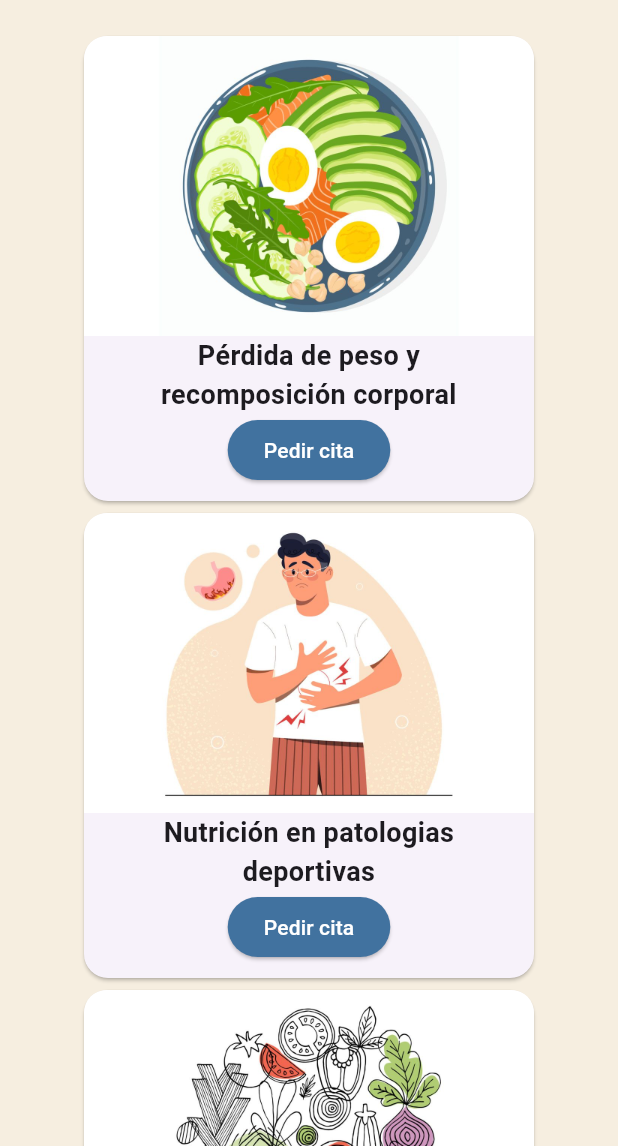
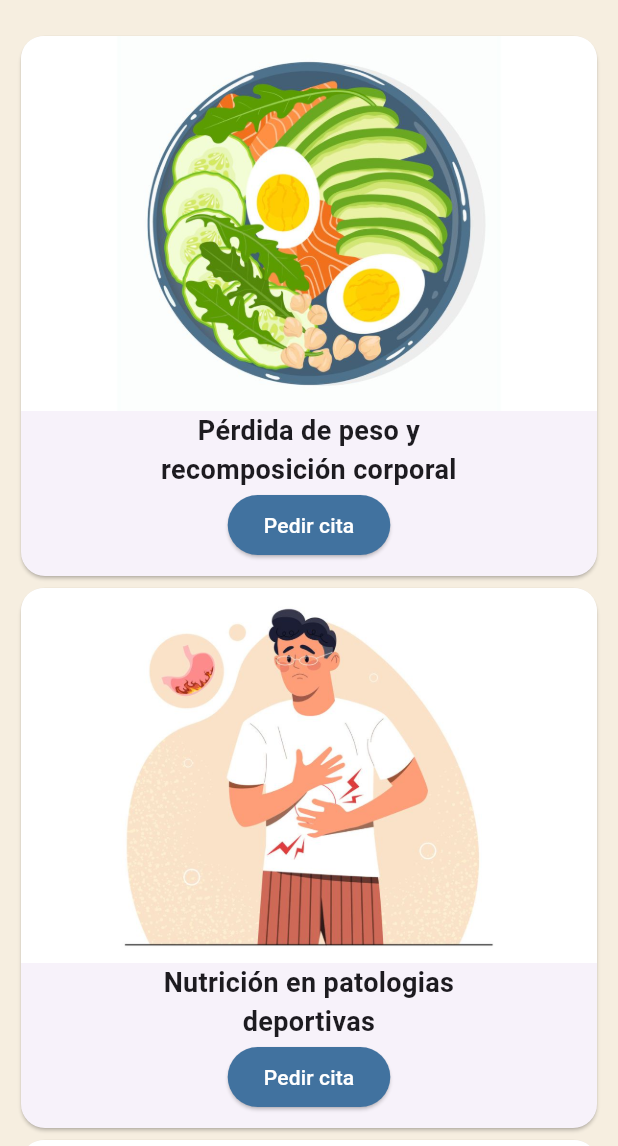
Before and after one commit to MarioGangosoRibera/flutter_proyecto, a Flutter app: the PantallaServiciosContent screen opened directly, on a phone screen of 412 x 824 dp, the part 90-1236 px from its top. Run offline on Flutter 3.47's test engine with Material 3 defaults, Android fonts, the light colour scheme and no system bars; our stand-ins replace sqflite, sqflite_common_ffi, table_calendar; accounts and stored records are empty.

```diff
--- a/lib/Colores.dart
+++ b/lib/Colores.dart
@@ -4,3 +4,4 @@ final Color colorFondo = Color.fromRGBO(246, 238, 224, 1);
 final Color colorBoton = Color.fromRGBO(65, 114, 159, 1);
 final Color colorLetraB = Colors.white;
 final Color colorRojo = Colors.red;
+final Color colorGris = Colors.grey;
--- a/lib/PantallaCitas.dart
+++ b/lib/PantallaCitas.dart
@@ -79,7 +79,7 @@ class _PantallaPedirCitaState extends State<PantallaCitas> {
           fecha: _selectedDay.toIso8601String(),
           hora: hour,
           idServicio: idServicio,
-          nombreServicio: '',
+          nombreServicio: _selectedService,
           idUsuario: 1,
         );
 
--- a/lib/PantallaServicios.dart
+++ b/lib/PantallaServicios.dart
@@ -92,8 +92,8 @@ class PantallaServiciosContent extends StatelessWidget {
                     mainAxisSize: MainAxisSize.min,
                     children: [
                       Container(
-                        height: 200,
-                        width: 300,
+                        height: 250,
+                        width: 450,
                         decoration: BoxDecoration(
                           borderRadius:
                               BorderRadius.vertical(top: Radius.circular(15)),
@@ -145,8 +145,8 @@ class PantallaServiciosContent extends StatelessWidget {
                     mainAxisSize: MainAxisSize.min,
                     children: [
                       Container(
-                        height: 200,
-                        width: 300,
+                        height: 250,
+                        width: 450,
                         decoration: BoxDecoration(
                           borderRadius:
                               BorderRadius.vertical(top: Radius.circular(15)),
@@ -197,8 +197,8 @@ class PantallaServiciosContent extends StatelessWidget {
                     mainAxisSize: MainAxisSize.min,
                     children: [
                       Container(
-                        height: 200,
-                        width: 300,
+                        height: 250,
+                        width: 450,
                         decoration: BoxDecoration(
                           borderRadius:
                               BorderRadius.vertical(top: Radius.circular(15)),
@@ -250,8 +250,8 @@ class PantallaServiciosContent extends StatelessWidget {
                     mainAxisSize: MainAxisSize.min,
                     children: [
                       Container(
-                        height: 200,
-                        width: 300,
+                        height: 250,
+                        width: 450,
                         decoration: BoxDecoration(
                           borderRadius:
                               BorderRadius.vertical(top: Radius.circular(15)),
@@ -302,8 +302,8 @@ class PantallaServiciosContent extends StatelessWidget {
                     mainAxisSize: MainAxisSize.min,
                     children: [
                       Container(
-                        height: 200,
-                        width: 300,
+                        height: 250,
+                        width: 450,
                         decoration: BoxDecoration(
                           borderRadius:
                               BorderRadius.vertical(top: Radius.circular(15)),
@@ -355,8 +355,8 @@ class PantallaServiciosContent extends StatelessWidget {
                     mainAxisSize: MainAxisSize.min,
                     children: [
                       Container(
-                        height: 200,
-                        width: 300,
+                        height: 250,
+                        width: 450,
                         decoration: BoxDecoration(
                           borderRadius:
                               BorderRadius.vertical(top: Radius.circular(15)),
--- a/lib/main.dart
+++ b/lib/main.dart
@@ -2,7 +2,6 @@ import 'package:Proyecto_segundaEv/Colores.dart';
 import 'package:Proyecto_segundaEv/PantallaPrincipal.dart';
 import 'package:flutter/material.dart';
 import 'package:sqflite_common_ffi/sqflite_ffi.dart';
-
 
 void main() {
   databaseFactory = databaseFactoryFfi; // Inicializa el factory
@@ -16,7 +15,7 @@ class MyApp extends StatelessWidget {
     return MaterialApp(
       debugShowCheckedModeBanner: false,
       theme: ThemeData(scaffoldBackgroundColor: colorFondo),
-      title: 'Mi Aplicación',
+      title: 'Alba Donado Nutricion',
       home: PantallaPrincipal(),
     );
   }
```
Also changed, not shown: lib/PantallaCalendarioCitas.dart (+9 -20 lines), lib/PantallaResgistro.dart (+18 -14 lines), lib/databaseHelper.dart (+6 -3 lines).
